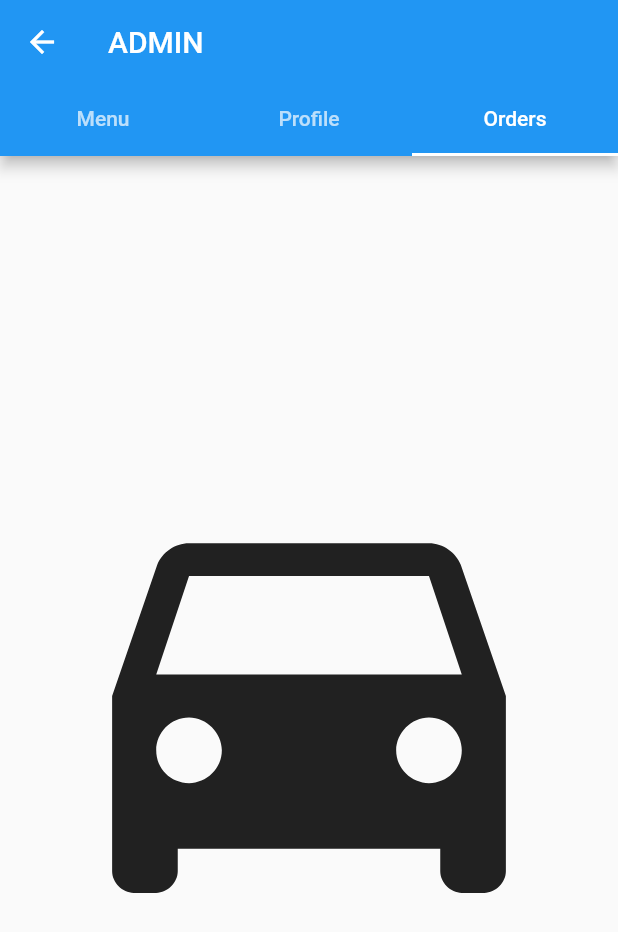
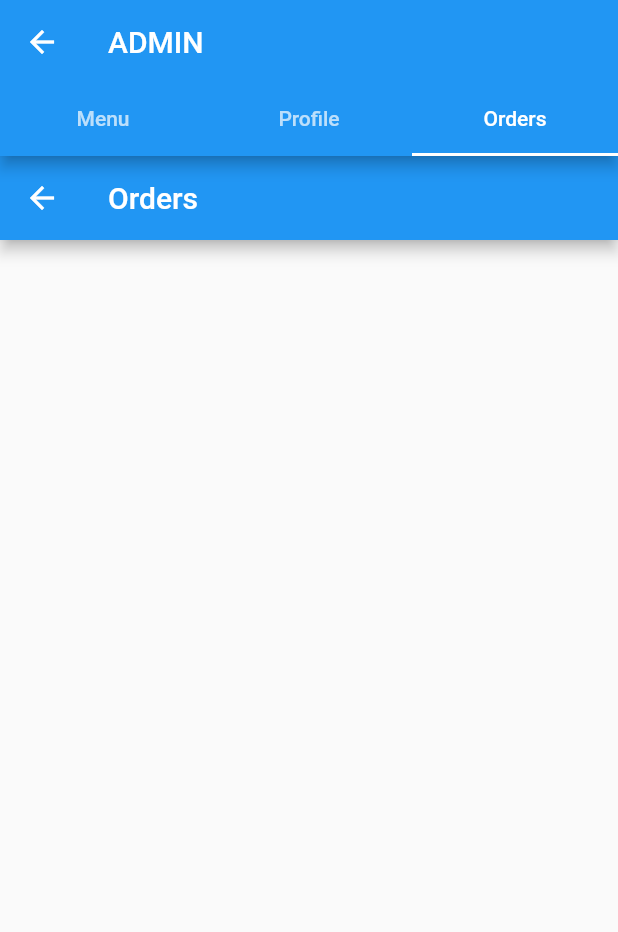
Before and after one commit to Shash0501/Food-Ordering-App, a Flutter app: the MyAdminPage screen opened directly with empty values, tab 3 chosen, on a phone screen of 412 x 824 dp. Shown: the top 932 px of the screen. Run offline on Flutter 3.47's test engine with Material 2 defaults, Android fonts, the phone set to English and light mode, and no system bars; our stand-ins replace bloc, cloud_firestore, dartz, equatable, firebase_auth, firebase_core and 2 more; missing offline and left inert: googleapis; accounts and stored records are empty.

Commit message:
Created the orders page with stream functionality

```diff
--- a/food_ordering_app/lib/core/config/constants.dart
+++ b/food_ordering_app/lib/core/config/constants.dart
@@ -0,0 +1 @@
+List<String> categories = ["Appetizers", "Starters", "Desserts", "Main Course"];
--- a/food_ordering_app/lib/features/admin/admin_page.dart
+++ b/food_ordering_app/lib/features/admin/admin_page.dart
@@ -1,5 +1,7 @@
 import 'package:flutter/material.dart';
 import 'package:food_ordering_app/features/admin/menu/presentation/pages/menu_page.dart';
+
+import 'order/presentation/pages/order_page.dart';
 
 class MyAdminPage extends StatefulWidget {
   String restaurantId;
@@ -33,7 +35,7 @@ class _MyAdminPageState extends State<MyAdminPage> {
           children: [
             MenuPage(restaurantId: widget.restaurantId),
             Icon(Icons.flight, size: 350),
-            Icon(Icons.directions_car, size: 350),
+            OrderPage(restaurantId: widget.restaurantId),
           ],
         ),
       ),
--- /dev/null
+++ b/food_ordering_app/lib/features/admin/order/data/datasources/order_remote_datasource.dart
@@ -0,0 +1,33 @@
+import 'package:cloud_firestore/cloud_firestore.dart';
+import 'package:dartz/dartz.dart';
+import 'package:food_ordering_app/core/error/exceptions.dart';
+
+import '../models/orderitem_model.dart';
+
+abstract class OrderRemoteDataSource {
+  Future<List<OrderItemModel>> getOrders(List<String> orderIds);
+}
+
+class OrderRemoteDataSourceImpl implements OrderRemoteDataSource {
+  @override
+  Future<List<OrderItemModel>> getOrders(List<String> orderIds) async {
+    try {
+      List<OrderItemModel> orders = [];
+      // ignore: avoid_function_literals_in_foreach_calls
+      orderIds.forEach((orderId) async {
+        await FirebaseFirestore.instance
+            .collection("orders")
+            .doc(orderId)
+            .get()
+            .then((value) {
+          orders.add(OrderItemModel.fromJson(value.data()!));
+        });
+        print(orderId);
+      });
+      return orders;
+    } catch (e) {
+      print(e);
+      throw ServerException();
+    }
+  }
+}
--- /dev/null
+++ b/food_ordering_app/lib/features/admin/order/data/models/orderitem_model.dart
@@ -0,0 +1,50 @@
+import 'dart:convert';
+
+import '../../domain/entities/orderitem.dart';
+
+class OrderItemModel extends OrderItem {
+  OrderItemModel({
+    required String orderId,
+    required String customerId,
+    required String restaurantId,
+    required DateTime orderDate,
+    required int totalAmount,
+    required int ratingGiven,
+    required String status,
+    required List<Map<String, dynamic>> order,
+  }) : super(
+          orderId: orderId,
+          customerId: customerId,
+          restaurantId: restaurantId,
+          orderDate: orderDate,
+          totalAmount: totalAmount,
+          ratingGiven: ratingGiven,
+          status: status,
+          order: order,
+        );
+  factory OrderItemModel.fromJson(Map<String, dynamic> json) {
+    return OrderItemModel(
+      orderId: json['orderId'],
+      customerId: json['customerId'],
+      restaurantId: json['restaurantId'],
+      orderDate: DateTime.parse(json['orderDate']),
+      totalAmount: json['totalAmount'],
+      ratingGiven: json['ratingGiven'],
+      status: json['status'],
+      order: json['order'],
+    );
+  }
+
+  Map<String, dynamic> toJson() {
+    return {
+      'orderId': orderId,
+      'customerId': customerId,
+      'restaurantId': restaurantId,
+      'orderDate': orderDate.toIso8601String(),
+      'totalAmount': totalAmount,
+      'ratingGiven': ratingGiven,
+      'status': status,
+      'order': order,
+    };
+  }
+}
--- /dev/null
+++ b/food_ordering_app/lib/features/admin/order/data/respositories/order_repository_impl.dart
@@ -0,0 +1,26 @@
+import 'package:dartz/dartz.dart';
+import 'package:food_ordering_app/core/error/failures.dart';
+import 'package:food_ordering_app/features/admin/order/data/models/orderitem_model.dart';
+import '../../../../../core/error/exceptions.dart';
+import '../../../../../core/error/failures.dart';
+import '../../domain/repositories/order_repository.dart';
+import '../datasources/order_remote_datasource.dart';
+
+class OrderRepositoryImpl implements OrderRepository {
+  final OrderRemoteDataSource remoteDataSource;
+
+  OrderRepositoryImpl({
+    required this.remoteDataSource,
+  });
+
+  @override
+  Future<Either<Failure, List<OrderItemModel>>> getOrders(
+      List<String> orderIds) async {
+    try {
+      dynamic result = remoteDataSource.getOrders(orderIds);
+      return Right(result);
+    } on ServerException {
+      return Left(ServerFailure());
+    }
+  }
+}
--- /dev/null
+++ b/food_ordering_app/lib/features/admin/order/domain/usecases/getorders.dart
@@ -0,0 +1,29 @@
+import 'package:dartz/dartz.dart';
+import 'package:equatable/equatable.dart';
+import 'package:food_ordering_app/features/admin/order/data/models/orderitem_model.dart';
+
+import '../../../../../core/error/failures.dart';
+import '../../../../../core/usecases/usecase.dart';
+import '../repositories/order_repository.dart';
+
+class GetOrders implements UseCase<List<OrderItemModel>, Params> {
+  final OrderRepository repository;
+
+  GetOrders(this.repository);
+
+  @override
+  Future<Either<Failure, List<OrderItemModel>>> call(Params params) async {
+    return await repository.getOrders(
+      params.orderIds,
+    );
+  }
+}
+
+class Params extends Equatable {
+  final List<String> orderIds;
+
+  const Params({required this.orderIds});
+
+  @override
+  List<Object> get props => [orderIds];
+}
--- /dev/null
+++ b/food_ordering_app/lib/features/admin/order/presentation/bloc/order_bloc.dart
@@ -0,0 +1,31 @@
+import 'package:bloc/bloc.dart';
+import 'package:equatable/equatable.dart';
+
+import '../../data/datasources/order_remote_datasource.dart';
+import '../../data/models/orderitem_model.dart';
+import '../../data/respositories/order_Repository_impl.dart';
+import '../../domain/usecases/getorders.dart' as go;
+
+part 'order_event.dart';
+part 'order_state.dart';
+
+class OrderBloc extends Bloc<OrderEvent, OrderState> {
+  OrderBloc() : super(OrderInitial()) {
+    on<OrderEvent>((event, emit) async {
+      if (event is LoadOrders) {
+        emit(Loading());
+        go.GetOrders getOrders = go.GetOrders(
+            OrderRepositoryImpl(remoteDataSource: OrderRemoteDataSourceImpl()));
+        try {
+          final result = await getOrders(go.Params(orderIds: event.orderIds));
+          result.fold(
+            (failure) => {print("Failure")},
+            (orders) => emit(OrdersLoaded(orders: orders)),
+          );
+        } catch (e) {
+          print(e);
+        }
+      }
+    });
+  }
+}
--- /dev/null
+++ b/food_ordering_app/lib/features/admin/order/presentation/bloc/order_event.dart
@@ -0,0 +1,16 @@
+part of 'order_bloc.dart';
+
+abstract class OrderEvent extends Equatable {
+  const OrderEvent();
+
+  @override
+  List<Object> get props => [];
+}
+
+class LoadOrders extends OrderEvent {
+  List<String> orderIds;
+  LoadOrders({required this.orderIds});
+
+  @override
+  List<Object> get props => [orderIds];
+}
--- /dev/null
+++ b/food_ordering_app/lib/features/admin/order/presentation/bloc/order_state.dart
@@ -0,0 +1,19 @@
+part of 'order_bloc.dart';
+
+abstract class OrderState extends Equatable {
+  const OrderState();
+
+  @override
+  List<Object> get props => [];
+}
+
+class OrderInitial extends OrderState {}
+
+class Loading extends OrderState {}
+
+class OrdersLoaded extends OrderState {
+  final List<OrderItemModel> orders;
+  OrdersLoaded({required this.orders});
+  @override
+  List<Object> get props => [orders];
+}
--- /dev/null
+++ b/food_ordering_app/lib/features/admin/order/presentation/pages/order_page.dart
@@ -0,0 +1,64 @@
+import 'package:cloud_firestore/cloud_firestore.dart';
+import 'package:flutter/material.dart';
+import 'package:flutter_bloc/flutter_bloc.dart';
+import 'package:food_ordering_app/features/admin/order/data/models/orderitem_model.dart';
+import 'package:googleapis/compute/v1.dart';
+
+import '../bloc/order_bloc.dart';
+
+class OrderPage extends StatefulWidget {
+  String restaurantId;
+  OrderPage({required this.restaurantId});
+  @override
+  State<OrderPage> createState() => _OrderPageState();
+}
+
+class _OrderPageState extends State<OrderPage> {
+  late Stream<QuerySnapshot> stream;
+
+  @override
+  void initState() {
+    stream = FirebaseFirestore.instance
+        .collection("restaurants")
+        .doc(widget.restaurantId)
+        .collection("orders")
+        .snapshots();
+    stream.listen((QuerySnapshot snapshot) {
+      List<String> orderIds = snapshot.docs.map((DocumentSnapshot doc) {
+        return doc.id;
+      }).toList();
+      print(orderIds);
+      BlocProvider.of<OrderBloc>(context).add(LoadOrders(orderIds: orderIds));
+    });
+    // TODO: implement initState
+    super.initState();
+  }
+
+  @override
+  void dispose() {
+    super.dispose();
+  }
+
+  @override
+  Widget build(BuildContext context) {
+    return Scaffold(
+        appBar: AppBar(title: Text("Orders")),
+        body: BlocBuilder<OrderBloc, OrderState>(
+          builder: (context, state) {
+            if (state is OrdersLoaded) {
+              print(state.orders.length);
+              return ListView.builder(
+                  itemCount: state.orders.length,
+                  itemBuilder: (context, index) {
+                    return ListTile(
+                      title: Text(state.orders[index].orderId),
+                      subtitle: Text(state.orders[index].status),
+                      onTap: () {},
+                    );
+                  });
+            }
+            return Container();
+          },
+        ));
+  }
+}
--- a/food_ordering_app/lib/main.dart
+++ b/food_ordering_app/lib/main.dart
@@ -8,6 +8,7 @@ import 'package:food_ordering_app/features/admin/menu/presentation/bloc/menu_blo
 
 import 'authentication/page/sign_in.dart';
 import 'features/admin/admin_page.dart';
+import 'features/admin/order/presentation/bloc/order_bloc.dart';
 
 Future main() async {
   WidgetsFlutterBinding.ensureInitialized();
@@ -27,6 +28,7 @@ class MyApp extends StatelessWidget {
           create: (context) => SignInBloc(),
         ),
         BlocProvider<MenuBloc>(create: (context) => MenuBloc()),
+        BlocProvider<OrderBloc>(create: (context) => OrderBloc()),
       ],
       child: MaterialApp(
         debugShowCheckedModeBanner: false,
```
Also changed, not shown: food_ordering_app/lib/features/admin/menu/presentation/pages/menu_page.dart (+42 -50 lines), food_ordering_app/lib/features/admin/menu/presentation/widgets/category_list.dart (+46 -0 lines), food_ordering_app/lib/features/admin/order/domain/entities/orderitem.dart (added, +33 -0 lines), food_ordering_app/lib/features/admin/order/domain/repositories/order_repository.dart (added, +10 -0 lines).
